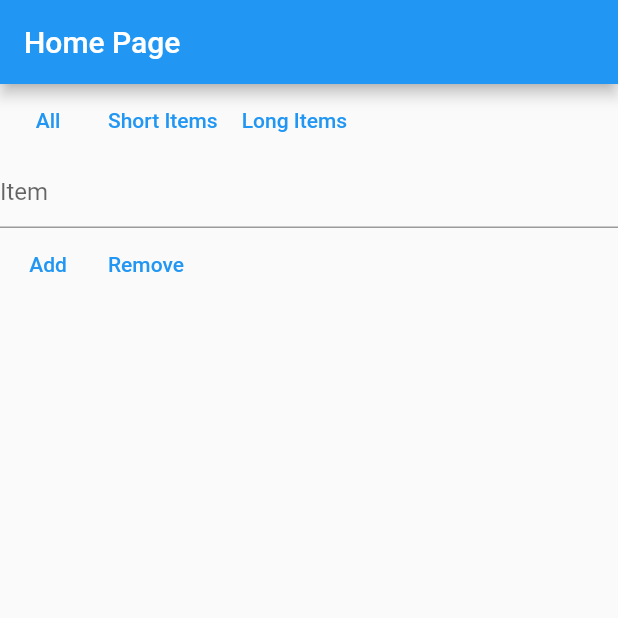
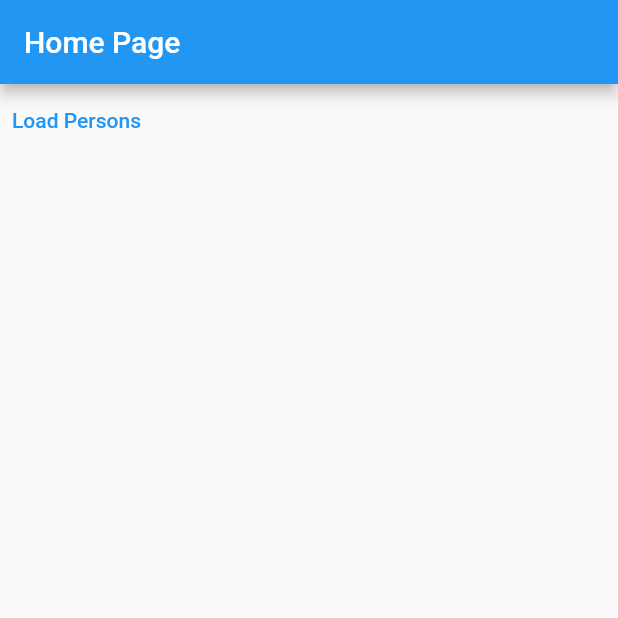
Before and after one commit to ryanmlk/flutter-redux-course, a Flutter app: the screen it shows after launch, on a phone screen of 412 x 824 dp, the top half of it. Run offline on Flutter 3.47's test engine with Material 2 defaults, Android fonts, the phone set to English and light mode, and no system bars; our stand-ins replace flutter_redux, redux.

Commit message:
Example 2

```diff
--- a/lib/main.dart
+++ b/lib/main.dart
@@ -1,11 +1,13 @@
+import 'dart:convert';
+import 'dart:io';
+
 import 'package:flutter/material.dart';
-import 'package:flutter_hooks/flutter_hooks.dart' as hooks;
 import 'package:flutter_redux/flutter_redux.dart';
 import 'package:redux/redux.dart';
 
 void main() {
   runApp(MaterialApp(
-    title: 'Bloc Course',
+    title: 'Redux Course',
     theme: ThemeData(
       primarySwatch: Colors.blue,
     ),
@@ -14,29 +16,32 @@ void main() {
   ));
 }
 
-enum ItemFilter { all, longTexts, shortTexts }
+const apiUrl = 'http://192.168.1.26:5500/api/people.json';
 
 @immutable
-class State {
-  final Iterable<String> items;
-  final ItemFilter filter;
+class Person {
+  final String name;
+  final int age;
 
-  const State({
-    required this.items,
-    required this.filter,
+  const Person({
+    required this.age,
+    required this.name,
   });
 
-  Iterable<String> get filteredItems {
-    switch (filter) {
-      case ItemFilter.all:
-        return items;
-      case ItemFilter.longTexts:
-        return items.where((e) => e.length >= 10);
-      case ItemFilter.shortTexts:
-        return items.where((e) => e.length <= 3);
+  Person.fromJson(Map<String, dynamic> json)
+      : name = json['name'] as String,
+        age = json['age'] as int;
+
+  @override
+  String toString() => 'Person ($name, $age years old)';
 }
-  }
-}
+
+Future<Iterable<Person>> getPersons() => HttpClient()
+    .getUrl(Uri.parse(apiUrl))
+    .then((req) => req.close())
+    .then((resp) => resp.transform(utf8.decoder).join())
+    .then((str) => json.decode(str) as List<dynamic>)
+    .then((list) => list.map((e) => Person.fromJson(e)));
 
 @immutable
 abstract class Action {
@@ -44,148 +49,134 @@ abstract class Action {
 }
 
 @immutable
-class ChangeFilterTypeAction extends Action {
-  final ItemFilter filter;
-  const ChangeFilterTypeAction(this.filter);
+class LoadPeopleAction extends Action {
+  const LoadPeopleAction();
 }
 
 @immutable
-abstract class ItemAction extends Action {
-  final String item;
-  const ItemAction(this.item);
+class SuccessfullyFetchedPeopleAction extends Action {
+  final Iterable<Person> persons;
+  const SuccessfullyFetchedPeopleAction({required this.persons});
 }
 
 @immutable
-class AddItemAction extends ItemAction {
-  const AddItemAction(String item) : super(item);
+class FailedToFetchPeopleAction extends Action {
+  final Object error;
+  const FailedToFetchPeopleAction({required this.error});
 }
 
 @immutable
-class RemoveItemAction extends ItemAction {
-  const RemoveItemAction(String item) : super(item);
+class State {
+  final bool isLoading;
+  final Iterable<Person>? fetchedPersons;
+  final Object? error;
+
+  const State({
+    required this.isLoading,
+    required this.fetchedPersons,
+    required this.error,
+  });
+
+  const State.empty()
+      : isLoading = false,
+        fetchedPersons = null,
+        error = null;
 }
 
-extension AddRemoveItems<T> on Iterable<T> {
-  Iterable<T> operator +(T other) => followedBy([other]);
-  Iterable<T> operator -(T other) => where((element) => element != other);
-}
-
-Iterable<String> addItemReducer(
-  Iterable<String> previousItems,
-  AddItemAction action,
-) =>
-    previousItems + action.item;
-
-Iterable<String> removeItemReducer(
-  Iterable<String> previousItems,
-  RemoveItemAction action,
-) =>
-    previousItems - action.item;
-
-ItemFilter itemFilterReducer(
-  State oldState,
-  Action action,
-) {
-  if (action is ChangeFilterTypeAction) {
-    return action.filter;
+State reducer(State oldState, action) {
+  if (action is LoadPeopleAction) {
+    return const State(
+      error: null,
+      fetchedPersons: null,
+      isLoading: true,
+    );
+  } else if (action is SuccessfullyFetchedPeopleAction) {
+    return State(
+      error: null,
+      fetchedPersons: action.persons,
+      isLoading: false,
+    );
+  } else if (action is FailedToFetchPeopleAction) {
+    return State(
+      error: action.error,
+      fetchedPersons: oldState.fetchedPersons,
+      isLoading: false,
+    );
   } else {
-    return oldState.filter;
+    return oldState;
   }
 }
 
-Reducer<Iterable<String>> itemsReducer = combineReducers<Iterable<String>>([
-  TypedReducer<Iterable<String>, AddItemAction>(addItemReducer),
-  TypedReducer<Iterable<String>, RemoveItemAction>(removeItemReducer),
-]);
+void loadPeopleMiddleware(
+  Store<State> store,
+  action,
+  NextDispatcher next,
+) {
+  if (action is LoadPeopleAction) {
+    getPersons().then((persons) {
+      store.dispatch(SuccessfullyFetchedPeopleAction(persons: persons));
+    }).catchError((e) {
+      store.dispatch(FailedToFetchPeopleAction(error: e));
+    });
+  }
 
-State appStateReducer(State oldState, action) => State(
-      items: itemsReducer(oldState.items, action),
-      filter: itemFilterReducer(oldState, action),
-    );
+  next(action);
+}
 
-class HomePage extends hooks.HookWidget {
+class HomePage extends StatelessWidget {
   const HomePage({super.key});
 
   @override
   Widget build(BuildContext context) {
     final store = Store(
-      appStateReducer,
-      initialState: const State(items: [], filter: ItemFilter.all),
+      reducer,
+      initialState: const State.empty(),
+      middleware: [loadPeopleMiddleware],
     );
-    final textController = hooks.useTextEditingController();
     return Scaffold(
       appBar: AppBar(
         title: const Text('Home Page'),
       ),
       body: StoreProvider(
         store: store,
-        child: Column(
-          children: [
-            Row(
-              children: [
+        child: Column(children: [
           TextButton(
             onPressed: () {
-                    store
-                        .dispatch(const ChangeFilterTypeAction(ItemFilter.all));
+              store.dispatch(const LoadPeopleAction());
             },
-                  child: const Text('All'),
+            child: const Text('Load Persons'),
           ),
-                TextButton(
-                  onPressed: () {
-                    store.dispatch(
-                        const ChangeFilterTypeAction(ItemFilter.shortTexts));
+          StoreConnector<State, bool>(
+            converter: (store) => store.state.isLoading,
+            builder: (context, isLoading) {
+              if (isLoading) {
+                return const CircularProgressIndicator();
+              } else {
+                return const SizedBox();
+              }
             },
-                  child: const Text('Short Items'),
           ),
-                TextButton(
-                  onPressed: () {
-                    store.dispatch(
-                        const ChangeFilterTypeAction(ItemFilter.longTexts));
-                  },
-                  child: const Text('Long Items'),
-                ),
-              ],
-            ),
-            TextField(
-              controller: textController,
-              decoration: const InputDecoration(
-                hintText: 'Item',
-              ),
-            ),
-            Row(
-              children: [
-                TextButton(
-                  onPressed: () {
-                    store.dispatch(AddItemAction(textController.text));
-                    textController.clear();
-                  },
-                  child: const Text('Add'),
-                ),
-                TextButton(
-                  onPressed: () {
-                    store.dispatch(RemoveItemAction(textController.text));
-                    textController.clear();
-                  },
-                  child: const Text('Remove'),
-                ),
-              ],
-            ),
-            StoreConnector<State, Iterable<String>>(
-              converter: (store) => store.state.filteredItems,
-              builder: (context, items) {
+          StoreConnector<State, Iterable<Person>?>(
+            builder: (context, people) {
+              if (people == null) {
+                return const SizedBox();
+              } else {
                 return Expanded(
                     child: ListView.builder(
-                    itemCount: items.length,
+                  itemCount: people.length,
                   itemBuilder: (context, index) {
-                      final item = items.elementAt(index);
-                      return ListTile(title: Text(item));
-                    },
-                  ),
+                    final person = people.elementAt(index);
+                    return ListTile(
+                      title: Text(person.name),
+                      subtitle: Text('${person.age} years old'),
                     );
                   },
+                ));
+              }
+            },
+            converter: (store) => store.state.fetchedPersons,
           ),
-          ],
-        ),
+        ]),
       ),
     );
   }
```
Also changed, not shown: api/people.json (added, +10 -0 lines), lib/main_example_1.dart (added, +192 -0 lines). Lines whose indentation alone changed are shown as unchanged.
